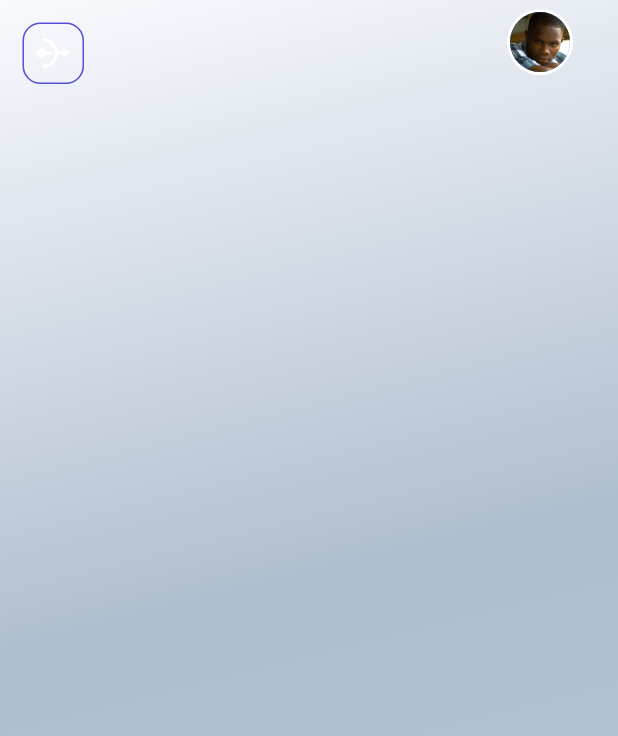
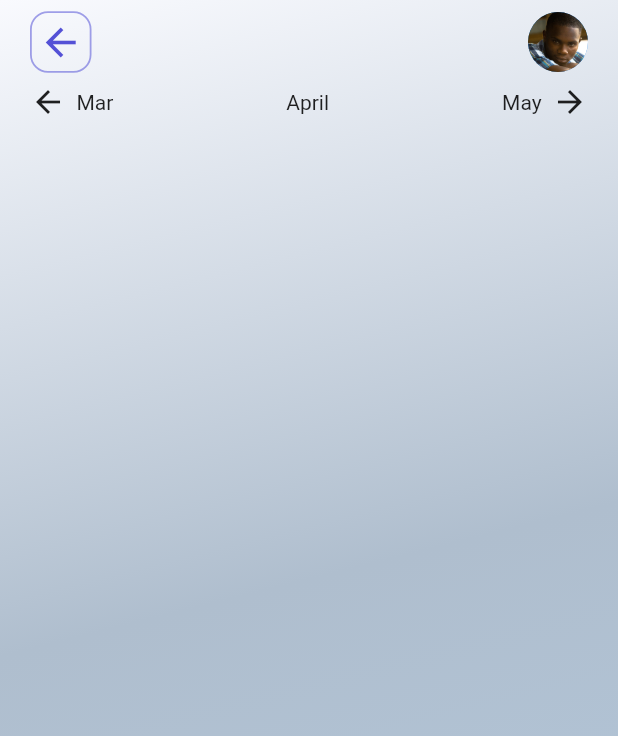
Before and after one commit to ceejayps/banking_app_2, a Flutter app: the screen it shows after launch, on a phone screen of 412 x 824 dp. Shown: the top 736 px of the screen. Run offline on Flutter 3.47's test engine with Material 2 defaults, Android fonts, the phone set to English and light mode, and no system bars; missing offline and left inert: dart:ffi.

Commit message:
Update ongoing.dart

```diff
--- a/lib/container/pages/ongoing.dart
+++ b/lib/container/pages/ongoing.dart
@@ -20,37 +20,66 @@ class _ongoingState extends State<ongoing> {
               Color.fromARGB(255, 175, 190, 206),
               Color.fromARGB(255, 180, 201, 221)
             ])),
+        child: Padding(
+          padding: const EdgeInsets.symmetric(horizontal: 20),
           child: Scaffold(
             backgroundColor: Colors.transparent,
             appBar: AppBar(
               leading: Padding(
-              padding: const EdgeInsets.only(left: 15, top: 15),
+                padding:
+                    const EdgeInsets.only(top: 7.5, bottom: 7.5, right: 15),
                 child: Container(
                     height: 6,
                     width: 6,
                     decoration: BoxDecoration(
                         borderRadius: BorderRadius.circular(12),
                         border: Border.all(
-                        width: 1,
-                        color: const Color.fromARGB(255, 84, 81, 214),
+                          width: 1.2,
+                          color: const Color.fromARGB(137, 83, 81, 214),
                         )),
-                  child: const Icon(Icons.nat)),
+                    child: const Icon(
+                      Icons.arrow_back_outlined,
+                      size: 30,
+                      color: Color.fromARGB(255, 84, 81, 214),
+                    )),
               ),
               backgroundColor: Colors.transparent,
               elevation: 0,
               actions: const [
-              Padding(
-                padding: EdgeInsets.only(right: 30),
-                child: CircleAvatar(
+                CircleAvatar(
                   child: CircleAvatar(
                     backgroundImage: AssetImage('assets/images/chester.jpg'),
                     radius: 20,
                   ),
-                  radius: 22,
+                  radius: 20,
                   backgroundColor: Colors.white,
-                ),
                 )
               ],
+            ),
+            body: Column(
+              children: [
+                Row(
+                  children: [
+                    Container(
+                        child: Row(
+                      children: [Icon(Icons.arrow_back), Text("  Mar")],
+                    )),
+                    Spacer(),
+                    Text(
+                      "April",
+                    ),
+                    Spacer(),
+                    Container(
+                        child: Row(
+                      children: [
+                        Text("May  "),
+                        Icon(Icons.arrow_forward),
+                      ],
+                    )),
+                  ],
+                )
+              ],
+            ),
           ),
         ));
   }
```
Lines whose indentation alone changed are shown as unchanged.
